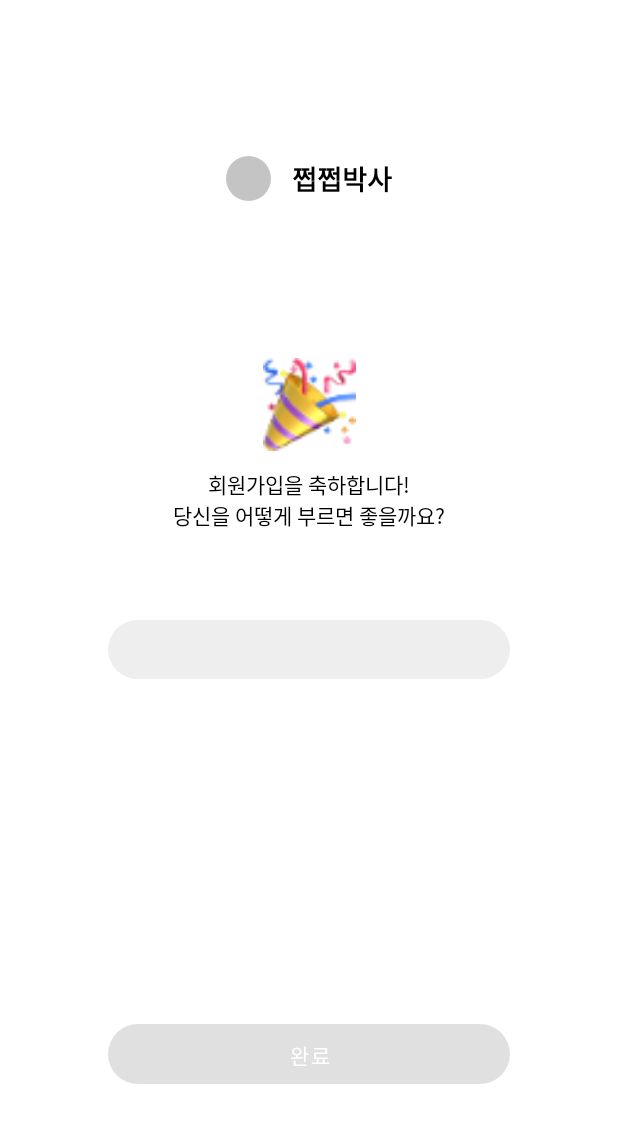
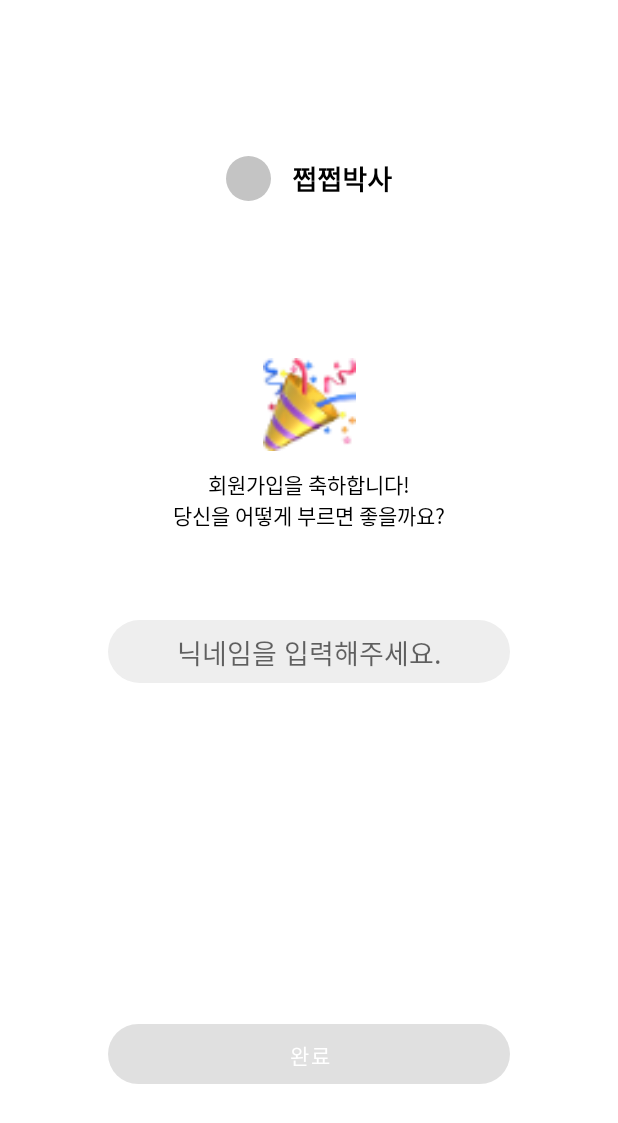
Before and after one commit to BCSDLab/JJBAKSA-ANDROID, an Android app: the WelcomeFragment screen opened through its navigation route, on a phone screen of 412 x 824 dp. Shown: the top 1123 px of the screen. Run offline under Robolectric (Android 15) with nearby library versions, the phone set to English and light mode, and no system bars; our stand-ins replace Dagger/Hilt's generated code, data binding.

Commit message:
#18 [ui] Set edittext gravity and add hint

```diff
--- a/app/src/main/res/layout/fragment_welcome.xml
+++ b/app/src/main/res/layout/fragment_welcome.xml
@@ -49,7 +49,8 @@
                 android:layout_width="match_parent"
                 android:layout_height="wrap_content"
                 android:layout_marginTop="32dp"
-                android:gravity="center_horizontal"
+                app:editText_gravity="center_horizontal"
+                app:hint="@string/type_nickname"
                 app:layout_constraintEnd_toEndOf="parent"
                 app:layout_constraintStart_toStartOf="parent"
                 app:layout_constraintTop_toBottomOf="@id/text_view_welcome_text" />
--- a/app/src/main/res/values/strings.xml
+++ b/app/src/main/res/values/strings.xml
@@ -29,4 +29,5 @@
     <string name="id_check">중복확인</string>
     <string name="email">이메일</string>
     <string name="password_confirm">비밀번호 확인</string>
+    <string name="type_nickname">닉네임을 입력해주세요.</string>
 </resources>
```
